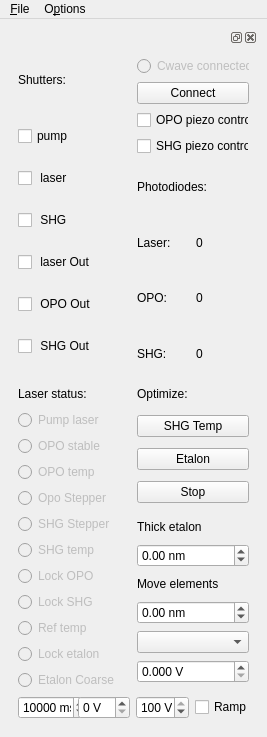
bbuusshh/scudi, file src/qudi/gui/cwave/cwave.ui: the form before one commit.
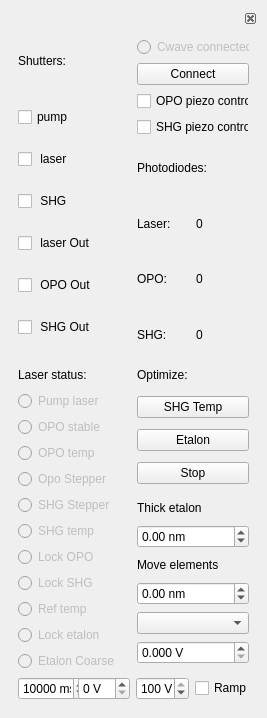
The form after the commit.

Commit message: cwave rampinn

Patch:
```diff
--- a/src/qudi/gui/cwave/cwave.ui
+++ b/src/qudi/gui/cwave/cwave.ui
@@ -59,6 +59,15 @@
         <height>700</height>
        </size>
       </property>
+      <property name="acceptDrops">
+       <bool>true</bool>
+      </property>
+      <property name="floating">
+       <bool>false</bool>
+      </property>
+      <property name="features">
+       <set>QDockWidget::DockWidgetClosable|QDockWidget::DockWidgetMovable</set>
+      </property>
       <widget class="QWidget" name="controlDockWidgetContents">
        <layout class="QGridLayout" name="gridLayout_2">
         <item row="0" column="0" rowspan="2">
@@ -736,28 +745,6 @@
     </item>
    </layout>
   </widget>
-  <widget class="QMenuBar" name="menubar">
-   <property name="geometry">
-    <rect>
-     <x>0</x>
-     <y>0</y>
-     <width>249</width>
-     <height>21</height>
-    </rect>
-   </property>
-   <widget class="QMenu" name="menu_File">
-    <property name="title">
-     <string>&amp;File</string>
-    </property>
-   </widget>
-   <widget class="QMenu" name="menu_Options">
-    <property name="title">
-     <string>O&amp;ptions</string>
-    </property>
-   </widget>
-   <addaction name="menu_File"/>
-   <addaction name="menu_Options"/>
-  </widget>
  </widget>
  <resources/>
  <connections/>
```
Left out of the diff: 6 changed lines with no effect on the pictures. The commit also changes 3 other files.
